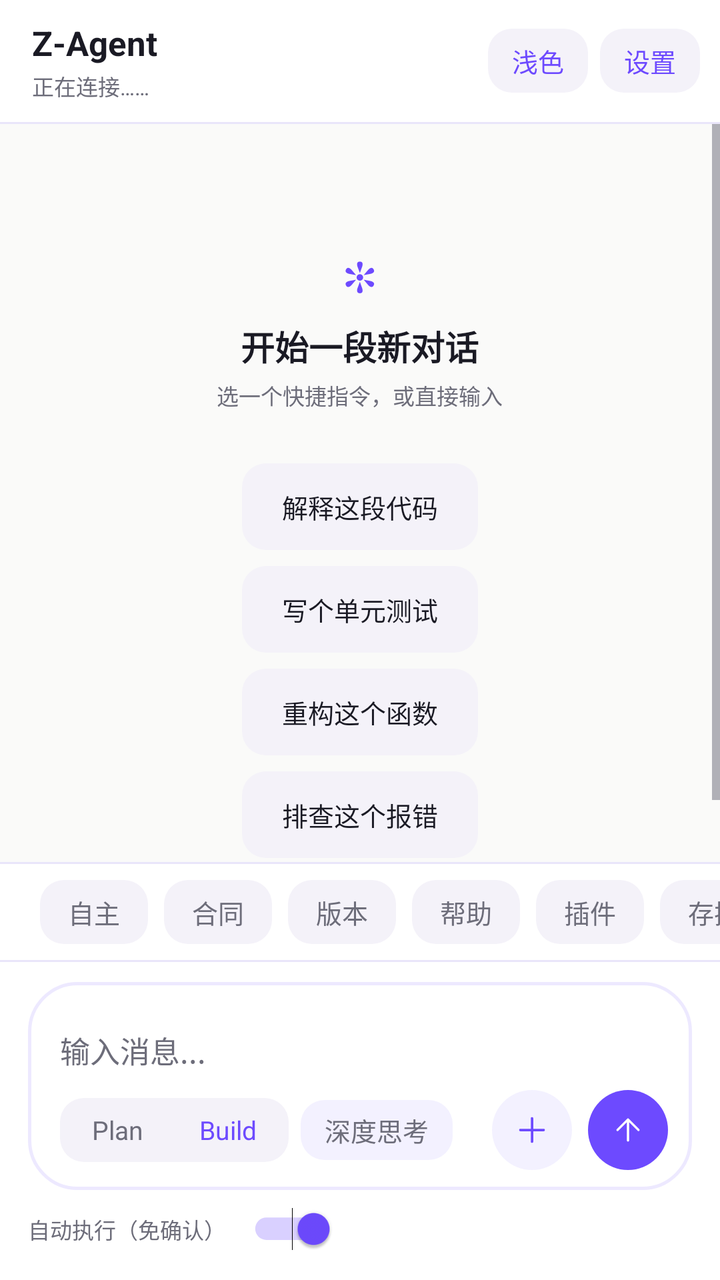
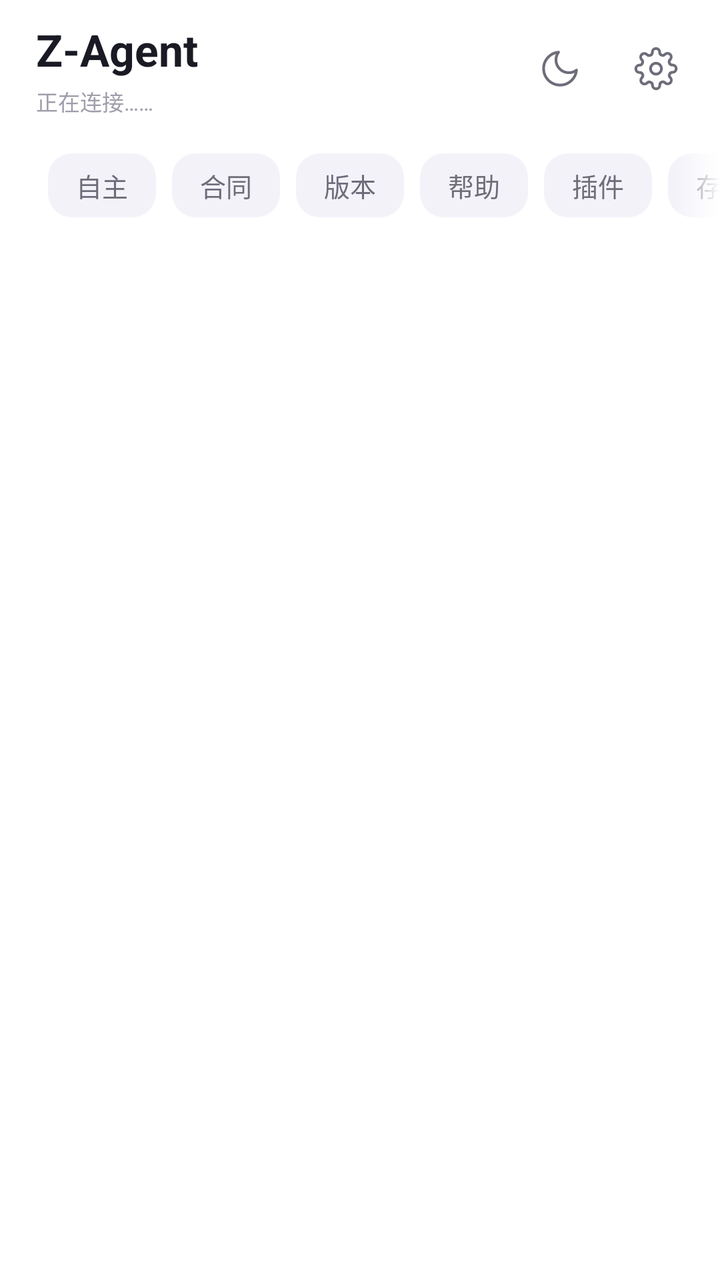

The first picture is an Android layout as it rendered before a commit; the second is the same layout after the commit. The layout source and the unified diff follow.
<!-- AndroidManifest.xml: application theme AppTheme -->
<!-- res/layout/activity_main.xml -->
<?xml version="1.0" encoding="utf-8"?>
<LinearLayout xmlns:android="http://schemas.android.com/apk/res/android"
android:id="@+id/rootView"
android:layout_width="match_parent"
android:layout_height="match_parent"
android:background="@color/bg_root"
android:orientation="vertical">

<LinearLayout
android:id="@+id/topBar"
android:layout_width="match_parent"
android:layout_height="wrap_content"
android:background="@color/bg_surface"
android:gravity="center_vertical"
android:orientation="horizontal"
android:paddingStart="16dp"
android:paddingTop="10dp"
android:paddingEnd="10dp"
android:paddingBottom="10dp">

<LinearLayout
android:layout_width="0dp"
android:layout_height="wrap_content"
android:layout_weight="1"
android:orientation="vertical">
<TextView
android:layout_width="wrap_content"
android:layout_height="wrap_content"
android:text="Z-Agent"
android:textColor="@color/text_primary"
android:textSize="@dimen/fs_title"
android:textStyle="bold" />
<TextView
android:id="@+id/statusText"
android:layout_width="match_parent"
android:layout_height="wrap_content"
android:layout_marginTop="2dp"
android:ellipsize="end"
android:maxLines="1"
android:text="正在连接……"
android:textColor="@color/text_secondary"
android:textSize="@dimen/fs_caption" />
</LinearLayout>

<TextView
android:id="@+id/themeButton"
android:layout_width="wrap_content"
android:layout_height="32dp"
android:background="@drawable/bg_quick"
android:clickable="true"
android:focusable="true"
android:foreground="@drawable/ripple_press"
android:gravity="center"
android:paddingStart="12dp"
android:paddingEnd="12dp"
android:text="浅色"
android:textColor="@color/accent"
android:textSize="@dimen/fs_label" />

<TextView
android:id="@+id/settingsButton"
android:layout_width="wrap_content"
android:layout_height="32dp"
android:layout_marginStart="6dp"
android:background="@drawable/bg_quick"
android:clickable="true"
android:focusable="true"
android:foreground="@drawable/ripple_press"
android:gravity="center"
android:paddingStart="12dp"
android:paddingEnd="12dp"
android:text="设置"
android:textColor="@color/accent"
android:textSize="@dimen/fs_label" />
</LinearLayout>

<View android:layout_width="match_parent" android:layout_height="1dp" android:background="@color/divider" />


<FrameLayout
android:layout_width="match_parent"
android:layout_height="0dp"
android:layout_weight="1">

<ScrollView
android:id="@+id/outputScroll"
android:layout_width="match_parent"
android:layout_height="match_parent"
android:background="@color/bg_root"
android:fillViewport="true"
android:overScrollMode="always"
android:scrollbars="vertical">
<LinearLayout
android:id="@+id/chatContainer"
android:layout_width="match_parent"
android:layout_height="wrap_content"
android:orientation="vertical"
android:paddingStart="8dp"
android:paddingTop="12dp"
android:paddingEnd="8dp"
android:paddingBottom="12dp">

<LinearLayout
android:id="@+id/emptyState"
android:layout_width="match_parent"
android:layout_height="wrap_content"
android:gravity="center_horizontal"
android:orientation="vertical"
android:paddingTop="48dp"
android:paddingBottom="24dp">
<TextView
android:layout_width="wrap_content"
android:layout_height="wrap_content"
android:text="✻"
android:textColor="@color/accent"
android:textSize="@dimen/fs_display" />
<TextView
android:layout_width="wrap_content"
android:layout_height="wrap_content"
android:layout_marginTop="8dp"
android:text="开始一段新对话"
android:textColor="@color/text_primary"
android:textSize="@dimen/fs_title"
android:textStyle="bold" />
<TextView
android:layout_width="wrap_content"
android:layout_height="wrap_content"
android:layout_marginTop="4dp"
android:text="选一个快捷指令，或直接输入"
android:textColor="@color/text_secondary"
android:textSize="@dimen/fs_caption" />

<LinearLayout
android:layout_width="wrap_content"
android:layout_height="wrap_content"
android:layout_marginTop="18dp"
android:orientation="vertical">
<TextView
android:id="@+id/emptyChip1"
style="@style/EmptyChip"
android:text="解释这段代码" />
<TextView
android:id="@+id/emptyChip2"
style="@style/EmptyChip"
android:text="写个单元测试" />
<TextView
android:id="@+id/emptyChip3"
style="@style/EmptyChip"
android:text="重构这个函数" />
<TextView
android:id="@+id/emptyChip4"
style="@style/EmptyChip"
android:text="排查这个报错" />
</LinearLayout>
</LinearLayout>
</LinearLayout>
</ScrollView>


<FrameLayout
android:id="@+id/scrollBottomBtn"
android:layout_width="40dp"
android:layout_height="40dp"
android:layout_gravity="bottom|end"
android:layout_marginEnd="16dp"
android:layout_marginBottom="16dp"
android:background="@drawable/bg_circle_btn"
android:clickable="true"
android:focusable="true"
android:foreground="@drawable/ripple_circle"
android:visibility="gone">
<TextView
android:layout_width="wrap_content"
android:layout_height="wrap_content"
android:layout_gravity="center"
android:text="↓"
android:textColor="@color/accent"
android:textSize="20sp"
android:textStyle="bold" />
</FrameLayout>
</FrameLayout>

<View android:layout_width="match_parent" android:layout_height="1dp" android:background="@color/divider" />

<HorizontalScrollView
android:layout_width="match_parent"
android:layout_height="wrap_content"
android:background="@color/bg_surface"
android:overScrollMode="never"
android:scrollbars="none">
<LinearLayout
android:layout_width="wrap_content"
android:layout_height="wrap_content"
android:orientation="horizontal"
android:paddingStart="12dp"
android:paddingTop="8dp"
android:paddingEnd="12dp"
android:paddingBottom="8dp">
<TextView android:id="@+id/btnIdle" style="@style/QuickChip" android:text="自主" />
<TextView android:id="@+id/btnContract" style="@style/QuickChip" android:text="合同" />
<TextView android:id="@+id/btnVersions" style="@style/QuickChip" android:text="版本" />
<TextView android:id="@+id/btnHelp" style="@style/QuickChip" android:text="帮助" />
<TextView android:id="@+id/btnPlugins" style="@style/QuickChip" android:text="插件" />
<TextView android:id="@+id/btnSavePlugin" style="@style/QuickChip" android:text="存插件" />
<TextView android:id="@+id/btnClear" style="@style/QuickChip" android:text="清屏" />
</LinearLayout>
</HorizontalScrollView>

<View android:layout_width="match_parent" android:layout_height="1dp" android:background="@color/divider" />

<LinearLayout
android:id="@+id/inputBar"
android:layout_width="match_parent"
android:layout_height="wrap_content"
android:background="@color/bg_surface"
android:orientation="vertical"
android:paddingStart="14dp"
android:paddingTop="10dp"
android:paddingEnd="14dp"
android:paddingBottom="12dp">

<LinearLayout
android:id="@+id/inputCard"
android:layout_width="match_parent"
android:layout_height="wrap_content"
android:background="@drawable/bg_input_card"
android:orientation="vertical"
android:paddingStart="16dp"
android:paddingTop="10dp"
android:paddingEnd="12dp"
android:paddingBottom="10dp">

<HorizontalScrollView
android:id="@+id/attachScroll"
android:layout_width="match_parent"
android:layout_height="wrap_content"
android:scrollbars="none"
android:visibility="gone">
<LinearLayout
android:id="@+id/attachRow"
android:layout_width="wrap_content"
android:layout_height="wrap_content"
android:orientation="horizontal"
android:paddingBottom="6dp" />
</HorizontalScrollView>

<EditText
android:id="@+id/inputEdit"
android:layout_width="match_parent"
android:layout_height="wrap_content"
android:minHeight="44dp"
android:background="@null"
android:hint="输入消息..."
android:imeOptions="actionSend"
android:inputType="textMultiLine|text"
android:maxLines="6"
android:paddingTop="8dp"
android:paddingBottom="4dp"
android:textColor="@color/text_primary"
android:textColorHint="@color/text_secondary"
android:textSize="@dimen/fs_body" />

<LinearLayout
android:layout_width="match_parent"
android:layout_height="wrap_content"
android:gravity="center_vertical"
android:orientation="horizontal">

<FrameLayout
android:id="@+id/segContainer"
android:layout_width="wrap_content"
android:layout_height="32dp"
android:background="@drawable/bg_seg_container"
android:padding="2dp">
<View
android:id="@+id/segThumb"
android:layout_width="0dp"
android:layout_height="match_parent"
android:background="@drawable/bg_seg_thumb" />
<LinearLayout
android:layout_width="wrap_content"
android:layout_height="match_parent"
android:orientation="horizontal">
<TextView
android:id="@+id/segPlan"
android:layout_width="wrap_content"
android:layout_height="match_parent"
android:background="@null"
android:gravity="center"
android:paddingStart="14dp"
android:paddingEnd="14dp"
android:text="Plan"
android:textColor="@color/text_secondary"
android:textSize="@dimen/fs_label" />
<TextView
android:id="@+id/segBuild"
android:layout_width="wrap_content"
android:layout_height="match_parent"
android:background="@null"
android:gravity="center"
android:paddingStart="14dp"
android:paddingEnd="14dp"
android:text="Build"
android:textColor="@color/accent"
android:textSize="@dimen/fs_label" />
</LinearLayout>
</FrameLayout>

<TextView
android:id="@+id/chipThink2"
android:layout_width="wrap_content"
android:layout_height="30dp"
android:layout_marginStart="6dp"
android:background="@drawable/bg_mini_pill"
android:clickable="true"
android:focusable="true"
android:foreground="@drawable/ripple_pill"
android:gravity="center"
android:paddingStart="12dp"
android:paddingEnd="12dp"
android:text="深度思考"
android:textColor="@color/text_secondary"
android:textSize="@dimen/fs_label" />

<TextView
android:id="@+id/chipSearch"
android:layout_width="wrap_content"
android:layout_height="30dp"
android:visibility="gone"
android:text="智能搜索" />

<View
android:layout_width="0dp"
android:layout_height="1dp"
android:layout_weight="1" />

<FrameLayout
android:id="@+id/btnPlus"
android:layout_width="40dp"
android:layout_height="40dp"
android:background="@drawable/bg_circle_btn"
android:clickable="true"
android:focusable="true"
android:foreground="@drawable/ripple_circle">
<ImageView
android:layout_width="20dp"
android:layout_height="20dp"
android:layout_gravity="center"
android:src="@drawable/ic_plus" />
</FrameLayout>

<FrameLayout
android:id="@+id/sendButton"
android:layout_width="40dp"
android:layout_height="40dp"
android:layout_marginStart="8dp"
android:background="@drawable/bg_circle_send"
android:clickable="true"
android:focusable="true"
android:foreground="@drawable/ripple_circle">
<ImageView
android:layout_width="18dp"
android:layout_height="18dp"
android:layout_gravity="center"
android:src="@drawable/ic_send_arrow" />
</FrameLayout>
</LinearLayout>
</LinearLayout>

<LinearLayout
android:layout_width="match_parent"
android:layout_height="wrap_content"
android:layout_marginTop="6dp"
android:gravity="center_vertical"
android:orientation="horizontal">
<TextView
android:layout_width="wrap_content"
android:layout_height="wrap_content"
android:text="自动执行（免确认）"
android:textColor="@color/text_secondary"
android:textSize="@dimen/fs_caption" />
<android.widget.Switch
android:id="@+id/autoSwitch"
android:layout_width="wrap_content"
android:layout_height="wrap_content"
android:layout_marginStart="6dp"
android:checked="true"
android:minHeight="0dp"
android:scaleX="0.8"
android:scaleY="0.8" />
</LinearLayout>
</LinearLayout>
</LinearLayout>
<!-- resources referenced by this layout -->
<resources>
  <color name="bg_root">@color/bg_canvas</color>
  <color name="bg_surface">@color/bg_elevated</color>
  <color name="divider">@color/accent_line</color>
  <!-- drawable bg_seg_thumb (drawable) -->
  <?xml version="1.0" encoding="utf-8"?>
  <shape xmlns:android="http://schemas.android.com/apk/res/android" android:shape="rectangle">
  <solid android:color="@color/accent" />
  <corners android:radius="10dp" />
  </shape>
  <style name="EmptyChip">
  <item name="android:layout_width">wrap_content</item>
  <item name="android:layout_height">wrap_content</item>
  <item name="android:layout_gravity">center_horizontal</item>
  <item name="android:layout_marginTop">@dimen/space_sm</item>
  <item name="android:background">@drawable/bg_quick</item>
  <item name="android:foreground">@drawable/ripple_press</item>
  <item name="android:paddingStart">20dp</item>
  <item name="android:paddingEnd">20dp</item>
  <item name="android:paddingTop">@dimen/space_md</item>
  <item name="android:paddingBottom">@dimen/space_md</item>
  <item name="android:textColor">@color/text_primary</item>
  <item name="android:textSize">@dimen/fs_label</item>
  <item name="android:clickable">true</item>
  <item name="android:focusable">true</item>
  <item name="android:fontFamily">sans-serif</item>
  </style>
  <style name="QuickChip">
  <item name="android:layout_width">wrap_content</item>
  <item name="android:layout_height">@dimen/ctrl_h_sm</item>
  <item name="android:layout_marginStart">@dimen/space_sm</item>
  <item name="android:background">@drawable/bg_quick</item>
  <item name="android:foreground">@drawable/ripple_press</item>
  <item name="android:gravity">center</item>
  <item name="android:paddingStart">@dimen/pad_pill_h</item>
  <item name="android:paddingEnd">@dimen/pad_pill_h</item>
  <item name="android:textColor">@color/text_secondary</item>
  <item name="android:textSize">@dimen/fs_label</item>
  <item name="android:clickable">true</item>
  <item name="android:focusable">true</item>
  <item name="android:fontFamily">sans-serif</item>
  </style>
  <style name="AppTheme" parent="Theme.AppCompat.DayNight.NoActionBar">
  <item name="android:windowBackground">@color/bg_canvas</item>
  <item name="colorPrimary">@color/accent</item>
  <item name="colorPrimaryDark">@color/bg_elevated</item>
  <item name="colorAccent">@color/accent</item>
  <item name="colorControlHighlight">@color/accent_line</item>
  <item name="android:statusBarColor">@color/bg_elevated</item>
  <item name="android:navigationBarColor">@color/bg_elevated</item>
  <item name="android:windowLightStatusBar">@bool/light_status_bar</item>
  <item name="android:textColorPrimary">@color/text_primary</item>
  <item name="android:textColorSecondary">@color/text_secondary</item>
  <item name="android:textColorHint">@color/text_tertiary</item>
  </style>
  <!-- unchanged entries left out for length: 32 -->
</resources>

<!-- the commit's change to res/layout/activity_main.xml (unified diff, before → after) -->
@@ -3,19 +3,20 @@
 android:id="@+id/rootView"
 android:layout_width="match_parent"
 android:layout_height="match_parent"
-android:background="@color/bg_root"
+android:background="@color/bg_canvas"
 android:orientation="vertical">
 
+
 <LinearLayout
 android:id="@+id/topBar"
 android:layout_width="match_parent"
 android:layout_height="wrap_content"
-android:background="@color/bg_surface"
+android:background="@color/bg_elevated"
 android:gravity="center_vertical"
 android:orientation="horizontal"
-android:paddingStart="16dp"
+android:paddingStart="18dp"
 android:paddingTop="10dp"
-android:paddingEnd="10dp"
+android:paddingEnd="8dp"
 android:paddingBottom="10dp">
 
 <LinearLayout
@@ -28,53 +29,51 @@ android:layout_width="wrap_content"
 android:layout_height="wrap_content"
 android:text="Z-Agent"
 android:textColor="@color/text_primary"
-android:textSize="@dimen/fs_title"
+android:textSize="@dimen/fs_display"
 android:textStyle="bold" />
 <TextView
 android:id="@+id/statusText"
 android:layout_width="match_parent"
 android:layout_height="wrap_content"
-android:layout_marginTop="2dp"
+android:layout_marginTop="3dp"
 android:ellipsize="end"
 android:maxLines="1"
 android:text="正在连接……"
-android:textColor="@color/text_secondary"
+android:textColor="@color/text_tertiary"
 android:textSize="@dimen/fs_caption" />
 </LinearLayout>
 
-<TextView
+
+<FrameLayout
 android:id="@+id/themeButton"
-android:layout_width="wrap_content"
-android:layout_height="32dp"
-android:background="@drawable/bg_quick"
-android:clickable="true"
-android:focusable="true"
-android:foreground="@drawable/ripple_press"
-android:gravity="center"
-android:paddingStart="12dp"
-android:paddingEnd="12dp"
-android:text="浅色"
-android:textColor="@color/accent"
-android:textSize="@dimen/fs_label" />
-
-<TextView
+android:layout_width="48dp"
+android:layout_height="48dp"
+android:background="?attr/selectableItemBackgroundBorderless"
+android:clickable="true"
+android:focusable="true">
+<ImageView
+android:id="@+id/themeIcon"
+android:layout_width="22dp"
+android:layout_height="22dp"
+android:layout_gravity="center"
+android:src="@drawable/ic_moon" />
+</FrameLayout>
+
+
+<FrameLayout
 android:id="@+id/settingsButton"
-android:layout_width="wrap_content"
-android:layout_height="32dp"
-android:layout_marginStart="6dp"
-android:background="@drawable/bg_quick"
-android:clickable="true"
-android:focusable="true"
-android:foreground="@drawable/ripple_press"
-android:gravity="center"
-android:paddingStart="12dp"
-android:paddingEnd="12dp"
-android:text="设置"
-android:textColor="@color/accent"
-android:textSize="@dimen/fs_label" />
-</LinearLayout>
-
-<View android:layout_width="match_parent" android:layout_height="1dp" android:background="@color/divider" />
+android:layout_width="48dp"
+android:layout_height="48dp"
+android:background="?attr/selectableItemBackgroundBorderless"
+android:clickable="true"
+android:focusable="true">
+<ImageView
+android:layout_width="22dp"
+android:layout_height="22dp"
+android:layout_gravity="center"
+android:src="@drawable/ic_gear" />
+</FrameLayout>
+</LinearLayout>
 
 
 <FrameLayout
@@ -86,7 +85,7 @@ android:layout_weight="1">
 android:id="@+id/outputScroll"
 android:layout_width="match_parent"
 android:layout_height="match_parent"
-android:background="@color/bg_root"
+android:background="@color/bg_canvas"
 android:fillViewport="true"
 android:overScrollMode="always"
 android:scrollbars="vertical">
@@ -113,7 +112,8 @@ android:layout_width="wrap_content"
 android:layout_height="wrap_content"
 android:text="✻"
 android:textColor="@color/accent"
-android:textSize="@dimen/fs_display" />
+android:textSize="@dimen/fs_display"
+android:textStyle="bold" />
 <TextView
 android:layout_width="wrap_content"
 android:layout_height="wrap_content"
@@ -129,28 +129,15 @@ android:layout_marginTop="4dp"
 android:text="选一个快捷指令，或直接输入"
 android:textColor="@color/text_secondary"
 android:textSize="@dimen/fs_caption" />
-
 <LinearLayout
 android:layout_width="wrap_content"
 android:layout_height="wrap_content"
 android:layout_marginTop="18dp"
 android:orientation="vertical">
-<TextView
-android:id="@+id/emptyChip1"
-style="@style/EmptyChip"
-android:text="解释这段代码" />
-<TextView
-android:id="@+id/emptyChip2"
-style="@style/EmptyChip"
-android:text="写个单元测试" />
-<TextView
-android:id="@+id/emptyChip3"
-style="@style/EmptyChip"
-android:text="重构这个函数" />
-<TextView
-android:id="@+id/emptyChip4"
-style="@style/EmptyChip"
-android:text="排查这个报错" />
+<TextView android:id="@+id/emptyChip1" style="@style/EmptyChip" android:text="解释这段代码" />
+<TextView android:id="@+id/emptyChip2" style="@style/EmptyChip" android:text="写个单元测试" />
+<TextView android:id="@+id/emptyChip3" style="@style/EmptyChip" android:text="重构这个函数" />
+<TextView android:id="@+id/emptyChip4" style="@style/EmptyChip" android:text="排查这个报错" />
 </LinearLayout>
 </LinearLayout>
 </LinearLayout>
@@ -180,21 +167,25 @@ android:textStyle="bold" />
 </FrameLayout>
 </FrameLayout>
 
-<View android:layout_width="match_parent" android:layout_height="1dp" android:background="@color/divider" />
+
+<FrameLayout
+android:layout_width="match_parent"
+android:layout_height="wrap_content"
+android:background="@color/bg_elevated">
 
 <HorizontalScrollView
-android:layout_width="match_parent"
-android:layout_height="wrap_content"
-android:background="@color/bg_surface"
+android:id="@+id/quickScroll"
+android:layout_width="match_parent"
+android:layout_height="wrap_content"
 android:overScrollMode="never"
 android:scrollbars="none">
 <LinearLayout
 android:layout_width="wrap_content"
 android:layout_height="wrap_content"
 android:orientation="horizontal"
-android:paddingStart="12dp"
+android:paddingStart="16dp"
 android:paddingTop="8dp"
-android:paddingEnd="12dp"
+android:paddingEnd="16dp"
 android:paddingBottom="8dp">
 <TextView android:id="@+id/btnIdle" style="@style/QuickChip" android:text="自主" />
 <TextView android:id="@+id/btnContract" style="@style/QuickChip" android:text="合同" />
@@ -206,27 +197,35 @@ android:paddingBottom="8dp">
 </LinearLayout>
 </HorizontalScrollView>
 
-<View android:layout_width="match_parent" android:layout_height="1dp" android:background="@color/divider" />
+
+<View
+android:id="@+id/quickScrim"
+android:layout_width="24dp"
+android:layout_height="match_parent"
+android:layout_gravity="end"
+android:background="@drawable/scrim_right" />
+</FrameLayout>
+
 
 <LinearLayout
 android:id="@+id/inputBar"
 android:layout_width="match_parent"
 android:layout_height="wrap_content"
-android:background="@color/bg_surface"
+android:background="@color/bg_canvas"
+android:orientation="vertical"
+android:paddingStart="12dp"
+android:paddingTop="10dp"
+android:paddingEnd="12dp"
+android:paddingBottom="14dp">
+
+<LinearLayout
+android:id="@+id/inputCard"
+android:layout_width="match_parent"
+android:layout_height="wrap_content"
+android:background="@drawable/bg_input_card"
 android:orientation="vertical"
 android:paddingStart="14dp"
-android:paddingTop="10dp"
-android:paddingEnd="14dp"
-android:paddingBottom="12dp">
-
-<LinearLayout
-android:id="@+id/inputCard"
-android:layout_width="match_parent"
-android:layout_height="wrap_content"
-android:background="@drawable/bg_input_card"
-android:orientation="vertical"
-android:paddingStart="16dp"
-android:paddingTop="10dp"
+android:paddingTop="12dp"
 android:paddingEnd="12dp"
 android:paddingBottom="10dp">
 
@@ -257,7 +256,7 @@ android:maxLines="6"
 android:paddingTop="8dp"
 android:paddingBottom="4dp"
 android:textColor="@color/text_primary"
-android:textColorHint="@color/text_secondary"
+android:textColorHint="@color/text_tertiary"
 android:textSize="@dimen/fs_body" />
 
 <LinearLayout
@@ -285,10 +284,9 @@ android:orientation="horizontal">
 android:id="@+id/segPlan"
 android:layout_width="wrap_content"
 android:layout_height="match_parent"
-android:background="@null"
 android:gravity="center"
-android:paddingStart="14dp"
-android:paddingEnd="14dp"
+android:paddingStart="12dp"
+android:paddingEnd="12dp"
 android:text="Plan"
 android:textColor="@color/text_secondary"
 android:textSize="@dimen/fs_label" />
@@ -296,10 +294,9 @@ android:textSize="@dimen/fs_label" />
 android:id="@+id/segBuild"
 android:layout_width="wrap_content"
 android:layout_height="match_parent"
-android:background="@null"
 android:gravity="center"
-android:paddingStart="14dp"
-android:paddingEnd="14dp"
+android:paddingStart="12dp"
+android:paddingEnd="12dp"
 android:text="Build"
 android:textColor="@color/accent"
 android:textSize="@dimen/fs_label" />
@@ -309,25 +306,24 @@ android:textSize="@dimen/fs_label" />
 <TextView
 android:id="@+id/chipThink2"
 android:layout_width="wrap_content"
-android:layout_height="30dp"
+android:layout_height="32dp"
 android:layout_marginStart="6dp"
 android:background="@drawable/bg_mini_pill"
 android:clickable="true"
 android:focusable="true"
 android:foreground="@drawable/ripple_pill"
 android:gravity="center"
-android:paddingStart="12dp"
-android:paddingEnd="12dp"
-android:text="深度思考"
+android:paddingStart="11dp"
+android:paddingEnd="11dp"
+android:text="✻ 深度思考"
 android:textColor="@color/text_secondary"
 android:textSize="@dimen/fs_label" />
 
 <TextView
 android:id="@+id/chipSearch"
 android:layout_width="wrap_content"
-android:layout_height="30dp"
-android:visibility="gone"
-android:text="智能搜索" />
+android:layout_height="32dp"
+android:visibility="gone" />
 
 <View
 android:layout_width="0dp"
@@ -336,8 +332,8 @@ android:layout_weight="1" />
 
 <FrameLayout
 android:id="@+id/btnPlus"
-android:layout_width="40dp"
-android:layout_height="40dp"
+android:layout_width="36dp"
+android:layout_height="36dp"
 android:background="@drawable/bg_circle_btn"
 android:clickable="true"
 android:focusable="true"
@@ -351,16 +347,16 @@ android:src="@drawable/ic_plus" />
 
 <FrameLayout
 android:id="@+id/sendButton"
-android:layout_width="40dp"
-android:layout_height="40dp"
-android:layout_marginStart="8dp"
+android:layout_width="36dp"
+android:layout_height="36dp"
+android:layout_marginStart="6dp"
 android:background="@drawable/bg_circle_send"
 android:clickable="true"
 android:focusable="true"
 android:foreground="@drawable/ripple_circle">
 <ImageView
-android:layout_width="18dp"
-android:layout_height="18dp"
+android:layout_width="19dp"
+android:layout_height="19dp"
 android:layout_gravity="center"
 android:src="@drawable/ic_send_arrow" />
 </FrameLayout>
@@ -370,10 +366,12 @@ android:src="@drawable/ic_send_arrow" />
 <LinearLayout
 android:layout_width="match_parent"
 android:layout_height="wrap_content"
-android:layout_marginTop="6dp"
+android:layout_marginTop="10dp"
 android:gravity="center_vertical"
-android:orientation="horizontal">
-<TextView
+android:orientation="horizontal"
+android:paddingStart="6dp">
+<TextView
+android:id="@+id/autoLabel"
 android:layout_width="wrap_content"
 android:layout_height="wrap_content"
 android:text="自动执行（免确认）"
@@ -383,7 +381,7 @@ android:textSize="@dimen/fs_caption" />
 android:id="@+id/autoSwitch"
 android:layout_width="wrap_content"
 android:layout_height="wrap_content"
-android:layout_marginStart="6dp"
+android:layout_marginStart="8dp"
 android:checked="true"
 android:minHeight="0dp"
 android:scaleX="0.8"
<!-- resource entries referenced after the edit -->
@@ -1,13 +1,36 @@
 <!-- resources referenced by this layout -->
 <resources>
-  <color name="bg_root">@color/bg_canvas</color>
-  <color name="bg_surface">@color/bg_elevated</color>
-  <color name="divider">@color/accent_line</color>
   <!-- drawable bg_seg_thumb (drawable) -->
   <?xml version="1.0" encoding="utf-8"?>
+  <layer-list xmlns:android="http://schemas.android.com/apk/res/android">
+  <item android:top="1dp">
+  <shape android:shape="rectangle">
+  <solid android:color="#14000000"/>
+  <corners android:radius="10dp"/>
+  </shape>
+  </item>
+  <item android:bottom="1dp">
+  <shape android:shape="rectangle">
+  <solid android:color="@color/bg_elevated"/>
+  <corners android:radius="10dp"/>
+  </shape>
+  </item>
+  </layer-list>
+  <!-- drawable ic_gear (drawable) -->
+  <?xml version="1.0" encoding="utf-8"?>
+  <vector xmlns:android="http://schemas.android.com/apk/res/android" android:width="22dp" android:height="22dp" android:viewportWidth="24" android:viewportHeight="24">
+  <path android:pathData="M12,9 A3,3 0 1 0 12,15 A3,3 0 1 0 12,9 Z" android:strokeColor="@color/text_secondary" android:strokeWidth="1.5"/>
+  <path android:pathData="M19.4,15 a1.65,1.65 0 0 0 .33,1.82 l.06,.06 a2,2 0 0 1 -2.83,2.83 l-.06,-.06 a1.65,1.65 0 0 0 -1.82,-.33 a1.65,1.65 0 0 0 -1,1.51 V21 a2,2 0 0 1 -4,0 v-.09 A1.65,1.65 0 0 0 9,19.4 a1.65,1.65 0 0 0 -1.82,.33 l-.06,.06 a2,2 0 0 1 -2.83,-2.83 l.06,-.06 a1.65,1.65 0 0 0 .33,-1.82 a1.65,1.65 0 0 0 -1.51,-1 H3 a2,2 0 0 1 0,-4 h.09 A1.65,1.65 0 0 0 4.6,9 a1.65,1.65 0 0 0 -.33,-1.82 l-.06,-.06 a2,2 0 0 1 2.83,-2.83 l.06,.06 a1.65,1.65 0 0 0 1.82,.33 H9 a1.65,1.65 0 0 0 1,-1.51 V3 a2,2 0 0 1 4,0 v.09 a1.65,1.65 0 0 0 1,1.51 a1.65,1.65 0 0 0 1.82,-.33 l.06,-.06 a2,2 0 0 1 2.83,2.83 l-.06,.06 a1.65,1.65 0 0 0 -.33,1.82 V9 a1.65,1.65 0 0 0 1.51,1 H21 a2,2 0 0 1 0,4 h-.09 a1.65,1.65 0 0 0 -1.51,1 z" android:strokeColor="@color/text_secondary" android:strokeWidth="1.5" android:strokeLineCap="round" android:strokeLineJoin="round"/>
+  </vector>
+  <!-- drawable ic_moon (drawable) -->
+  <?xml version="1.0" encoding="utf-8"?>
+  <vector xmlns:android="http://schemas.android.com/apk/res/android" android:width="22dp" android:height="22dp" android:viewportWidth="24" android:viewportHeight="24">
+  <path android:pathData="M21,12.8 A9,9 0 1 1 11.2,3 A7,7 0 0 0 21,12.8 Z" android:strokeColor="@color/text_secondary" android:strokeWidth="1.5" android:strokeLineCap="round" android:strokeLineJoin="round"/>
+  </vector>
+  <!-- drawable scrim_right (drawable) -->
+  <?xml version="1.0" encoding="utf-8"?>
   <shape xmlns:android="http://schemas.android.com/apk/res/android" android:shape="rectangle">
-  <solid android:color="@color/accent" />
-  <corners android:radius="10dp" />
+  <gradient android:startColor="@android:color/transparent" android:endColor="@color/bg_elevated" android:angle="0" />
   </shape>
   <style name="EmptyChip">
   <item name="android:layout_width">wrap_content</item>
@@ -24,7 +47,6 @@
   <item name="android:textSize">@dimen/fs_label</item>
   <item name="android:clickable">true</item>
   <item name="android:focusable">true</item>
-  <item name="android:fontFamily">sans-serif</item>
   </style>
   <style name="QuickChip">
   <item name="android:layout_width">wrap_content</item>
@@ -39,7 +61,6 @@
   <item name="android:textSize">@dimen/fs_label</item>
   <item name="android:clickable">true</item>
   <item name="android:focusable">true</item>
-  <item name="android:fontFamily">sans-serif</item>
   </style>
   <style name="AppTheme" parent="Theme.AppCompat.DayNight.NoActionBar">
   <item name="android:windowBackground">@color/bg_canvas</item>
@@ -53,6 +74,15 @@
   <item name="android:textColorPrimary">@color/text_primary</item>
   <item name="android:textColorSecondary">@color/text_secondary</item>
   <item name="android:textColorHint">@color/text_tertiary</item>
+  <item name="bottomSheetDialogTheme">@style/AppBottomSheet</item>
+  </style>
+  <style name="AppBottomSheet" parent="Theme.Design.Light.BottomSheetDialog">
+  <item name="bottomSheetStyle">@style/AppBottomSheet.Modal</item>
+  <item name="android:windowIsFloating">false</item>
+  <item name="android:statusBarColor">@android:color/transparent</item>
+  </style>
+  <style name="AppBottomSheet.Modal" parent="Widget.Design.BottomSheet.Modal">
+  <item name="android:background">@android:color/transparent</item>
   </style>
   <!-- unchanged entries left out for length: 32 -->
 </resources>
